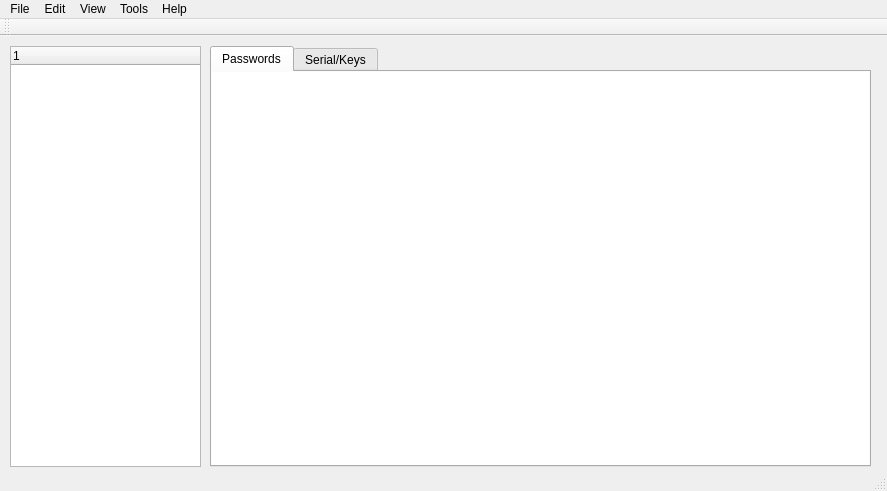
Qt form homescreen.ui (DensonNgumo/Vault) before a commit.
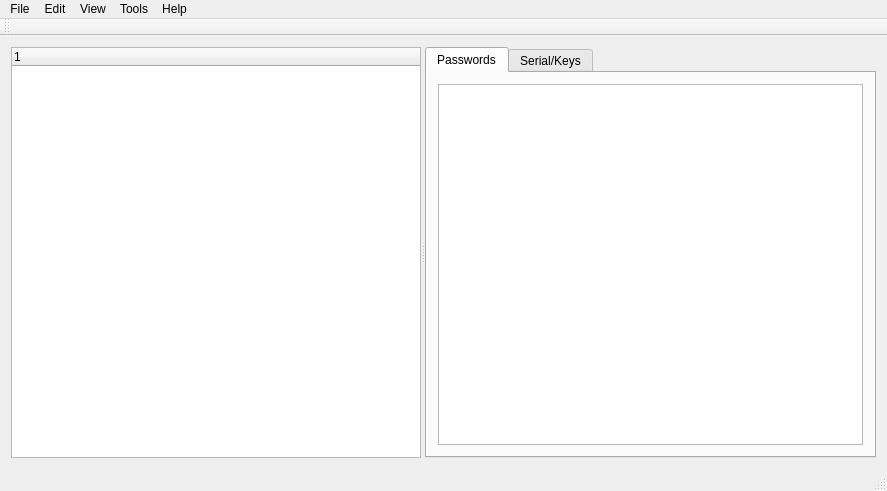
The same form after that commit. The open tabs and pages were chosen to show the change.

What changed in the file:
```diff
--- a/homescreen.ui
+++ b/homescreen.ui
@@ -2,6 +2,9 @@
 <ui version="4.0">
  <class>HomeScreen</class>
  <widget class="QMainWindow" name="HomeScreen">
+  <property name="windowModality">
+   <enum>Qt::WindowModal</enum>
+  </property>
   <property name="geometry">
    <rect>
     <x>0</x>
@@ -14,70 +17,75 @@
    <string>Vault</string>
   </property>
   <widget class="QWidget" name="centralWidget">
+   <layout class="QGridLayout" name="gridLayout">
+    <item row="0" column="0">
+     <widget class="QSplitter" name="splitter">
+      <property name="orientation">
+       <enum>Qt::Horizontal</enum>
+      </property>
+      <widget class="QTreeWidget" name="treeWidget_groups">
+       <property name="dragEnabled">
+        <bool>false</bool>
+       </property>
+       <property name="dragDropMode">
+        <enum>QAbstractItemView::DropOnly</enum>
+       </property>
+       <property name="defaultDropAction">
+        <enum>Qt::LinkAction</enum>
+       </property>
+       <attribute name="headerHighlightSections">
+        <bool>true</bool>
+       </attribute>
+       <column>
+        <property name="text">
+         <string notr="true">1</string>
+        </property>
+       </column>
+      </widget>
    <widget class="QTabWidget" name="tabWidget">
-    <property name="geometry">
-     <rect>
-      <x>210</x>
-      <y>10</y>
-      <width>661</width>
-      <height>421</height>
-     </rect>
-    </property>
     <property name="tabPosition">
      <enum>QTabWidget::North</enum>
     </property>
     <property name="currentIndex">
-     <number>1</number>
+        <number>0</number>
     </property>
     <widget class="QWidget" name="tab">
      <attribute name="title">
       <string>Passwords</string>
      </attribute>
+        <layout class="QGridLayout" name="gridLayout_2">
+         <item row="0" column="0">
      <widget class="QTableView" name="tableView_info">
-      <property name="geometry">
-       <rect>
-        <x>-10</x>
-        <y>-10</y>
-        <width>671</width>
-        <height>411</height>
-       </rect>
+           <property name="frameShape">
+            <enum>QFrame::StyledPanel</enum>
+           </property>
+           <property name="frameShadow">
+            <enum>QFrame::Sunken</enum>
       </property>
       <property name="sizeAdjustPolicy">
        <enum>QAbstractScrollArea::AdjustToContents</enum>
       </property>
-     </widget>
+           <property name="showGrid">
+            <bool>true</bool>
+           </property>
+          </widget>
+         </item>
+        </layout>
     </widget>
     <widget class="QWidget" name="tab_2">
      <attribute name="title">
       <string>Serial/Keys</string>
      </attribute>
-     <widget class="QTableView" name="tableView">
-      <property name="geometry">
-       <rect>
-        <x>0</x>
-        <y>0</y>
-        <width>901</width>
-        <height>441</height>
-       </rect>
-      </property>
+        <layout class="QGridLayout" name="gridLayout_3">
+         <item row="0" column="0">
+          <widget class="QTableView" name="tableView_keyInfo"/>
+         </item>
+        </layout>
      </widget>
     </widget>
    </widget>
-   <widget class="QTreeWidget" name="treeWidget_groups">
-    <property name="geometry">
-     <rect>
-      <x>10</x>
-      <y>10</y>
-      <width>191</width>
-      <height>421</height>
-     </rect>
-    </property>
-    <column>
-     <property name="text">
-      <string notr="true">1</string>
-     </property>
-    </column>
-   </widget>
+    </item>
+   </layout>
   </widget>
   <widget class="QMenuBar" name="menuBar">
    <property name="geometry">
```
Lines whose indentation alone changed are shown as unchanged.
